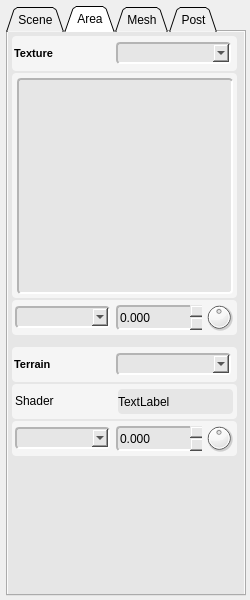
This is ShaderEditor/qt/project/tweaker.ui in karajensen/shader-editor as Qt 5 draws it before an edit. The edited form follows.
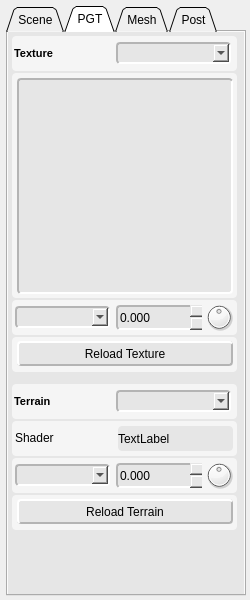
This is the edited form. The open tabs and pages were chosen to show the change.

Commit message: adding reload for textures and terrain

Patch:
```diff
--- a/ShaderEditor/qt/project/tweaker.ui
+++ b/ShaderEditor/qt/project/tweaker.ui
@@ -1688,7 +1688,7 @@
        <string notr="true">background-color: rgb(230, 230, 230);</string>
       </property>
       <attribute name="title">
-       <string>Area</string>
+       <string>PGT</string>
       </attribute>
       <widget class="QWidget" name="layoutWidget">
        <property name="geometry">
@@ -2061,6 +2061,63 @@
           </widget>
          </widget>
         </item>
+        <item>
+         <widget class="QFrame" name="reloadTexture">
+          <property name="sizePolicy">
+           <sizepolicy hsizetype="Fixed" vsizetype="Fixed">
+            <horstretch>0</horstretch>
+            <verstretch>0</verstretch>
+           </sizepolicy>
+          </property>
+          <property name="minimumSize">
+           <size>
+            <width>225</width>
+            <height>35</height>
+           </size>
+          </property>
+          <property name="maximumSize">
+           <size>
+            <width>225</width>
+            <height>35</height>
+           </size>
+          </property>
+          <property name="styleSheet">
+           <string notr="true">background-color: rgb(245, 245, 245);
+border-radius: 4px;</string>
+          </property>
+          <property name="frameShape">
+           <enum>QFrame::Panel</enum>
+          </property>
+          <property name="frameShadow">
+           <enum>QFrame::Raised</enum>
+          </property>
+          <widget class="QPushButton" name="reloadTexture_btn">
+           <property name="geometry">
+            <rect>
+             <x>5</x>
+             <y>4</y>
+             <width>216</width>
+             <height>25</height>
+            </rect>
+           </property>
+           <property name="styleSheet">
+            <string notr="true">background-color: rgb(230, 230, 230);
+border-top-color: rgb(255, 255, 255);
+border-left-color: rgb(255, 255, 255);
+border-bottom-color: rgb(180, 180, 180);
+border-right-color: rgb(180, 180, 180);
+border-style: solid;
+border-width: 2px;</string>
+           </property>
+           <property name="text">
+            <string>Reload Texture</string>
+           </property>
+           <property name="default">
+            <bool>false</bool>
+           </property>
+          </widget>
+         </widget>
+        </item>
         <item>
          <spacer name="_meshSpacer_5">
           <property name="orientation">
@@ -2491,6 +2548,63 @@
           </widget>
          </widget>
         </item>
+        <item>
+         <widget class="QFrame" name="reloadTerrain">
+          <property name="sizePolicy">
+           <sizepolicy hsizetype="Fixed" vsizetype="Fixed">
+            <horstretch>0</horstretch>
+            <verstretch>0</verstretch>
+           </sizepolicy>
+          </property>
+          <property name="minimumSize">
+           <size>
+            <width>225</width>
+            <height>35</height>
+           </size>
+          </property>
+          <property name="maximumSize">
+           <size>
+            <width>225</width>
+            <height>35</height>
+           </size>
+          </property>
+          <property name="styleSheet">
+           <string notr="true">background-color: rgb(245, 245, 245);
+border-radius: 4px;</string>
+          </property>
+          <property name="frameShape">
+           <enum>QFrame::Panel</enum>
+          </property>
+          <property name="frameShadow">
+           <enum>QFrame::Raised</enum>
+          </property>
+          <widget class="QPushButton" name="reloadTerrain_btn">
+           <property name="geometry">
+            <rect>
+             <x>5</x>
+             <y>4</y>
+             <width>216</width>
+             <height>25</height>
+            </rect>
+           </property>
+           <property name="styleSheet">
+            <string notr="true">background-color: rgb(230, 230, 230);
+border-top-color: rgb(255, 255, 255);
+border-left-color: rgb(255, 255, 255);
+border-bottom-color: rgb(180, 180, 180);
+border-right-color: rgb(180, 180, 180);
+border-style: solid;
+border-width: 2px;</string>
+           </property>
+           <property name="text">
+            <string>Reload Terrain</string>
+           </property>
+           <property name="default">
+            <bool>false</bool>
+           </property>
+          </widget>
+         </widget>
+        </item>
         <item>
          <spacer name="_areaSpacer">
           <property name="orientation">
```
Left out of the diff: 62 changed lines with no effect on the pictures. The commit also changes 31 other files.
